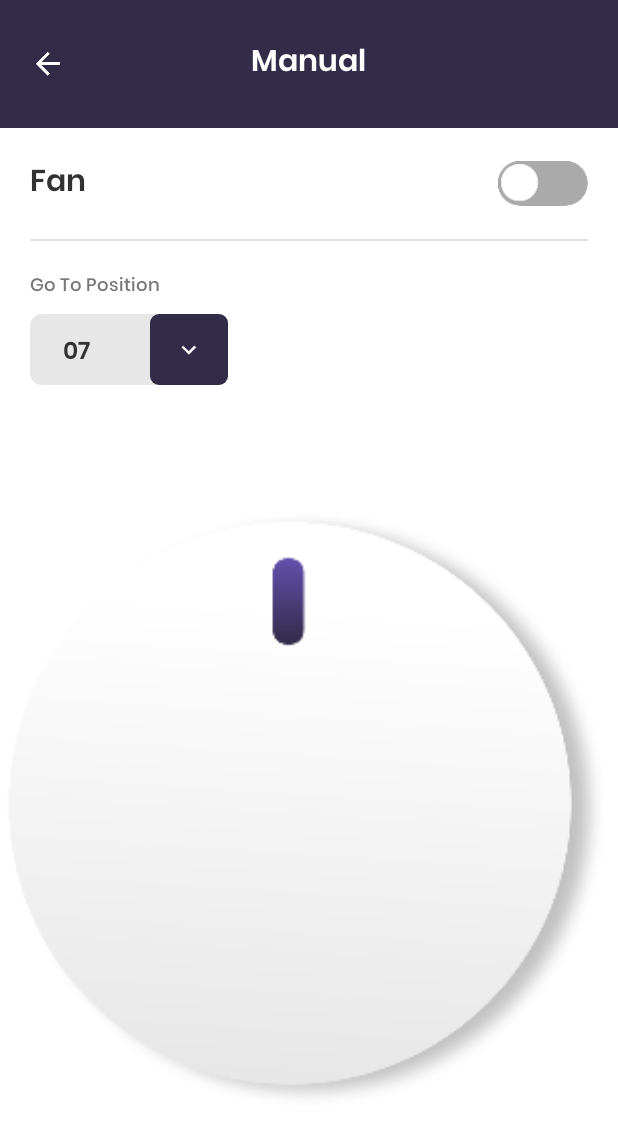
After one commit to anuj771/Sentinel, an Android app: the ManualActivity screen opened directly, with no data from a screen before it, on a phone screen of 412 x 824 dp. The commit adds this screen. Shown: the top 1137 px of the screen. Run offline under Robolectric (Android 15) with nearby library versions, the phone set to English and light mode, and no system bars.

Commit message:
send data in chunk of 19 bytes and start ui manual

```diff
--- a/Sentinel/app/src/main/AndroidManifest.xml
+++ b/Sentinel/app/src/main/AndroidManifest.xml
@@ -15,6 +15,8 @@
             android:roundIcon="@mipmap/ic_launcher_round"
             android:supportsRtl="true"
             android:theme="@style/AppTheme">
+        <activity android:name=".activity.ManualActivity">
+        </activity>
         <activity android:name=".activity.TestActivity">
         </activity>
         <activity
--- /dev/null
+++ b/Sentinel/app/src/main/java/com/sentinel/activity/ManualActivity.kt
@@ -0,0 +1,80 @@
+package com.sentinel.activity
+
+import android.app.Dialog
+import android.graphics.Color
+import android.graphics.drawable.ColorDrawable
+import androidx.appcompat.app.AppCompatActivity
+import android.os.Bundle
+import android.view.MenuItem
+import android.view.View
+import android.view.Window
+import android.widget.*
+
+
+class ManualActivity : AppCompatActivity(), View.OnClickListener {
+    internal lateinit var iv_back: ImageView
+    internal lateinit var tv_title: TextView
+    internal lateinit var tv_position: TextView
+    internal lateinit var iv_position_selector: ImageView
+
+    override fun onCreate(savedInstanceState: Bundle?) {
+        super.onCreate(savedInstanceState)
+        setContentView(com.sentinel.R.layout.activity_manual)
+        initui()
+    }
+
+    private fun initui() {
+        iv_back = findViewById(com.sentinel.R.id.iv_back)
+        tv_title = findViewById(com.sentinel.R.id.tv_title)
+        tv_position = findViewById(com.sentinel.R.id.tv_position)
+        iv_position_selector = findViewById(com.sentinel.R.id.iv_position_selector)
+
+        iv_back.setOnClickListener(this)
+        iv_position_selector.setOnClickListener(this)
+
+        iv_back.visibility = View.VISIBLE
+        tv_title.text = resources.getString(com.sentinel.R.string.manual)
+    }
+
+    override fun onClick(p0: View?) {
+        when (p0!!.id) {
+            com.sentinel.R.id.iv_back -> {
+                finish()
+            }
+
+            com.sentinel.R.id.iv_position_selector -> {
+                opneNumberPickPopup(p0)
+            }
+        }
+    }
+
+    private fun opneNumberPickPopup(view: View) {
+        val popupMenu = PopupMenu(this, view)
+        popupMenu.menu.add("1")
+        popupMenu.menu.add("2")
+        popupMenu.menu.add("3")
+        popupMenu.menu.add("4")
+        popupMenu.menu.add("5")
+        popupMenu.menu.add("6")
+        popupMenu.menu.add("7")
+        popupMenu.menu.add("8")
+        popupMenu.menu.add("9")
+        popupMenu.menu.add("10")
+        popupMenu.menu.add("11")
+        popupMenu.menu.add("12")
+        popupMenu.menu.add("13")
+        popupMenu.menu.add("14")
+        popupMenu.menu.add("15")
+        popupMenu.menu.add("16")
+        popupMenu.setOnMenuItemClickListener(object : PopupMenu.OnMenuItemClickListener {
+            override fun onMenuItemClick(item: MenuItem): Boolean {
+                val int1: Int? = (item.toString()).toInt()
+                tv_position.text = String.format("%02d", int1)
+                return true
+            }
+        })
+        popupMenu.show()
+    }
+
+
+}
--- a/Sentinel/app/src/main/java/com/sentinel/activity/ScanActivity.kt
+++ b/Sentinel/app/src/main/java/com/sentinel/activity/ScanActivity.kt
@@ -159,6 +159,7 @@ class ScanActivity : AppCompatActivity() {
                     intent1.putExtra("device_name", devicename)
                     intent1.putExtra("mac_address", macAddress)
                     context.startActivity(intent1)
+                    finish()
                 }
 
                 AppConstant.ACTION_DEVICE_DISCONNECTED -> {
--- a/Sentinel/app/src/main/java/com/sentinel/ble/BleDeviceActor.kt
+++ b/Sentinel/app/src/main/java/com/sentinel/ble/BleDeviceActor.kt
@@ -198,7 +198,7 @@ class BleDeviceActor(mContext: Context) : Runnable {
             if (characteristic != null) {
                 characteristic.value = byteValue
                 val isWrite = mBluetoothGatt.writeCharacteristic(characteristic)
-//                BleDeviceActor.WaitForSync()
+                BleDeviceActor.WaitForSync()
                 Log.d("ble==>", "write characteristic: " + isWrite + " " + Arrays.toString(byteValue)+" hex: "+AppConstant.byteArrytoHex(byteValue))
                 broadcastUpdate(AppConstant.ACTION_CHARACTERISTIC_WRITE, byteValue)
             } else {
@@ -209,7 +209,7 @@ class BleDeviceActor(mContext: Context) : Runnable {
 
         private fun WaitForSync() {
             try {
-                Thread.sleep(550)
+                Thread.sleep(400)
             } catch (e: InterruptedException) {
                 e.printStackTrace()
             }
--- /dev/null
+++ b/Sentinel/app/src/main/res/drawable/toogle_selector.xml
@@ -0,0 +1,7 @@
+<?xml version="1.0" encoding="utf-8"?>
+<selector xmlns:android="http://schemas.android.com/apk/res/android">
+    <item android:drawable="@drawable/on"
+          android:state_checked="true" />
+    <item android:drawable="@drawable/off"
+          android:state_checked="false"/>
+</selector>
--- /dev/null
+++ b/Sentinel/app/src/main/res/layout/activity_manual.xml
@@ -0,0 +1,88 @@
+<?xml version="1.0" encoding="utf-8"?>
+<LinearLayout
+        xmlns:android="http://schemas.android.com/apk/res/android"
+        xmlns:tools="http://schemas.android.com/tools"
+        xmlns:app="http://schemas.android.com/apk/res-auto"
+        android:layout_width="match_parent"
+        android:layout_height="match_parent"
+        android:orientation="vertical"
+        android:background="@color/white"
+        tools:context=".activity.ManualActivity">
+
+    <include layout="@layout/layout_header"/>
+
+    <RelativeLayout
+            android:layout_width="match_parent"
+            android:layout_height="wrap_content">
+
+        <TextView
+                android:layout_width="wrap_content"
+                android:layout_height="wrap_content"
+                android:textSize="20sp"
+                android:textColor="@color/grey_dark_text"
+                android:fontFamily="@font/poppins_semi_bold"
+                android:layout_margin="@dimen/main_activity_margin"
+                android:text="@string/fan"/>
+
+        <ToggleButton
+                android:id="@+id/toggle_fan"
+                android:layout_width="60dp"
+                android:layout_height="30dp"
+                android:background="@drawable/toogle_selector"
+                android:layout_alignParentRight="true"
+                android:textOn=""
+                android:textOff=""
+                android:layout_marginRight="@dimen/main_activity_margin"
+                android:checked="false"
+                android:layout_centerVertical="true"/>
+    </RelativeLayout>
+
+    <View
+            android:layout_width="match_parent"
+            android:layout_height="1dp"
+            android:background="@color/grey_line"
+            android:layout_marginLeft="@dimen/main_activity_margin"
+            android:layout_marginRight="@dimen/main_activity_margin"/>
+
+    <TextView
+            android:layout_width="wrap_content"
+            android:layout_height="wrap_content"
+            android:textSize="12sp"
+            android:fontFamily="@font/poppins_medium"
+            android:textColor="@color/grey_light_text"
+            android:layout_marginLeft="@dimen/main_activity_margin"
+            android:layout_marginTop="20dp"
+            android:text="@string/go_to_position"/>
+    <LinearLayout
+            android:layout_width="wrap_content"
+            android:layout_height="47dp"
+            android:layout_marginLeft="@dimen/main_activity_margin"
+            android:layout_marginTop="8dp"
+            android:background="@drawable/rect_grey"
+            android:orientation="horizontal">
+
+        <TextView
+                android:id="@+id/tv_position"
+                android:layout_width="70dp"
+                android:layout_height="match_parent"
+                android:padding="12dp"
+                android:textSize="16sp"
+                android:text="07"
+                android:layout_marginLeft="10dp"
+                android:textColor="@color/grey_dark_text"
+                android:fontFamily="@font/poppins_semi_bold"/>
+
+        <ImageView
+                android:id="@+id/iv_position_selector"
+                android:layout_width="wrap_content"
+                android:layout_height="match_parent"
+                android:src="@drawable/down_arrow"
+                android:padding="14dp"
+                android:background="@drawable/rect_app_color"/>
+    </LinearLayout>
+
+    <ImageView
+            android:layout_width="match_parent"
+            android:layout_height="match_parent"
+            android:src="@drawable/clock_circle"/>
+</LinearLayout>
--- a/Sentinel/app/src/main/res/values/strings.xml
+++ b/Sentinel/app/src/main/res/values/strings.xml
@@ -34,4 +34,5 @@
     <string name="enter_address_read">Enter address for read</string>
     <string name="enter_data_write">Enter data for write</string>
     <string name="enter_valid_data">Enter valid hax data</string>
+    <string name="success">Success</string>
 </resources>
--- a/Sentinel/app/src/main/res/values/styles.xml
+++ b/Sentinel/app/src/main/res/values/styles.xml
@@ -8,4 +8,5 @@
         <item name="colorAccent">@color/colorAccent</item>
     </style>
 
+    <style name="dilogTheme" parent="@android:style/Theme.Light.NoTitleBar.Fullscreen"/>
 </resources>
```
Also changed, not shown: Sentinel/app/src/main/java/com/sentinel/activity/MainActivity.kt (+53 -27 lines), Sentinel/app/src/main/java/com/sentinel/activity/TestActivity.kt (+7 -4 lines), Sentinel/app/src/main/java/com/sentinel/ble/BleCharacteristic.kt (+6 -1 lines), Sentinel/app/src/main/res/drawable/back_confirm_dialog.xml (added, +7 -0 lines), Sentinel/app/src/main/res/layout/activity_main.xml (+11 -7 lines), Sentinel/app/src/main/res/layout/dialog_send_confirm.xml (+72 -1 lines).
